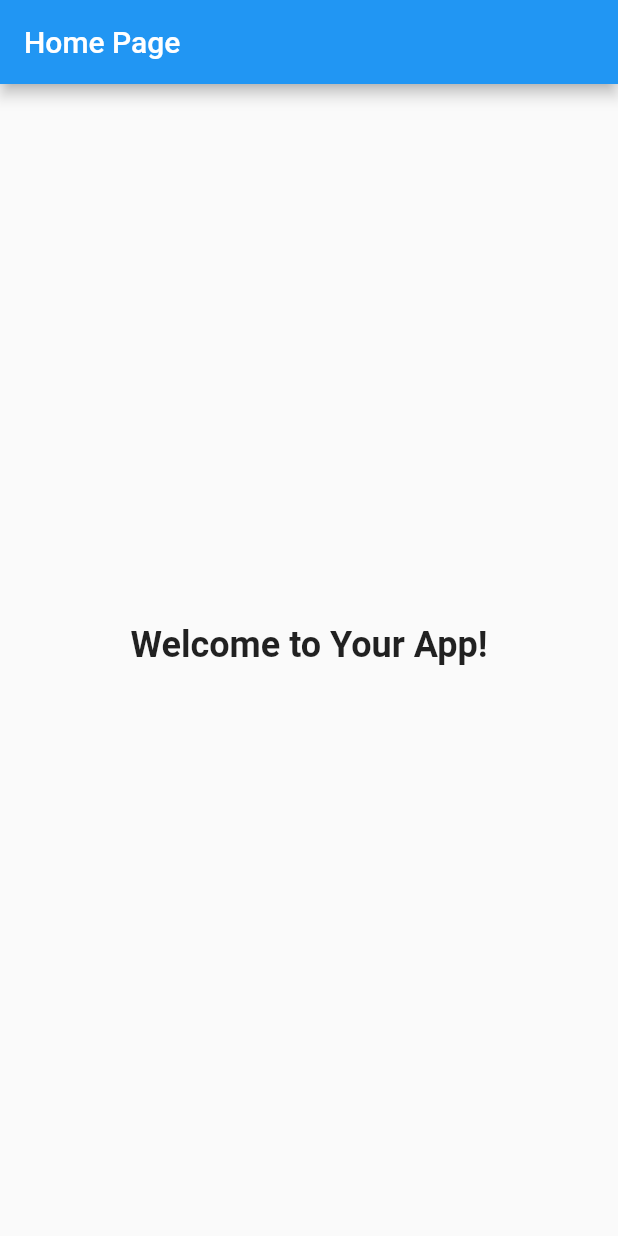
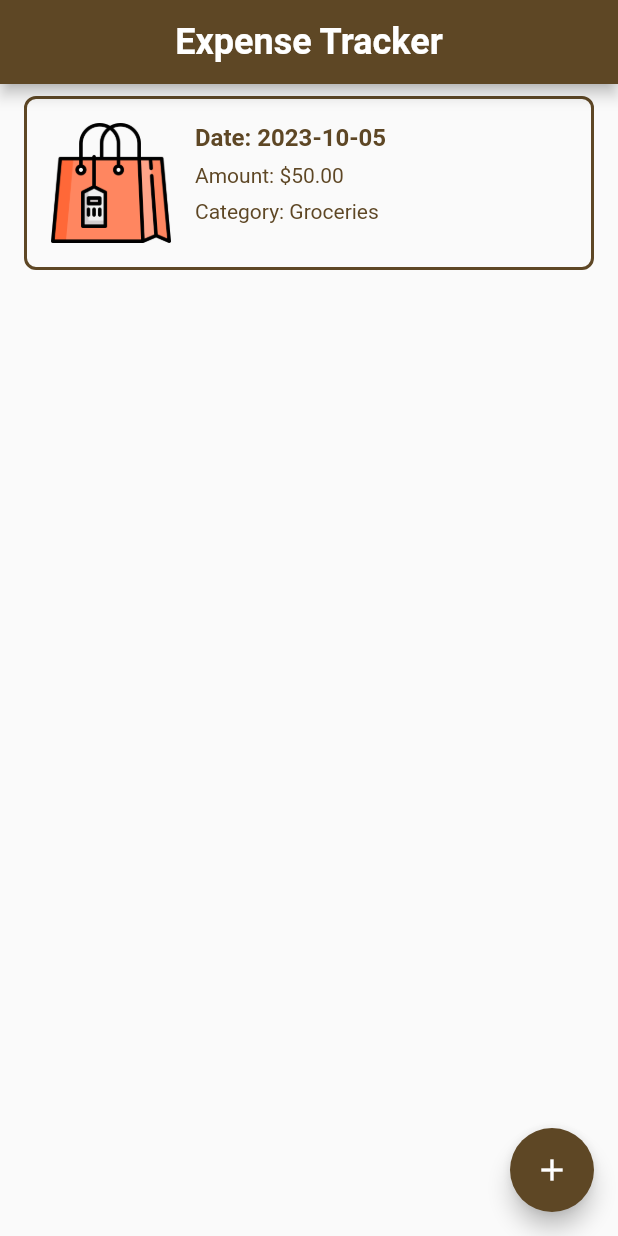
Before and after one commit to Geoffrey-Zulu/Expense-Tracker-App, a Flutter app: the HomePage screen opened directly, on a phone screen of 412 x 824 dp. Run offline on Flutter 3.47's test engine with Material 2 defaults, Android fonts, the phone set to English and light mode, and no system bars; our stand-ins replace firebase_auth, firebase_core; accounts and stored records are empty.

Commit message:
Third Commit
Dummy App with everything statically fine

```diff
--- a/lib/home.dart
+++ b/lib/home.dart
@@ -1,28 +1,114 @@
 import 'package:flutter/material.dart';
+import 'fab.dart';
+import 'components.dart'; // Import your common components
+import 'package:intl/intl.dart';
 
 class HomePage extends StatelessWidget {
   @override
   Widget build(BuildContext context) {
     return Scaffold(
       appBar: AppBar(
-        title: Text('Home Page'),
+        backgroundColor: primaryColor,
+        title: Text(
+          'Expense Tracker',
+          style: headingTextStyle.copyWith(color: Colors.white), // Apply custom text style
         ),
-      body: Center(
+        centerTitle: true, // Center align the title
+      ),
+
+
+      body: ListView.builder(
+        itemCount: expenses.length,
+        itemBuilder: (context, index) {
+          final expense = expenses[index];
+          return Container(
+            margin: EdgeInsets.symmetric(vertical: 8.0, horizontal: 16.0),
+            padding: EdgeInsets.all(16.0),
+            decoration: BoxDecoration(
+              border: Border.all(
+                color: primaryColor,
+                width: 2.0,
+              ),
+              borderRadius: BorderRadius.circular(8.0),
+            ),
+            child: Row( // Use Row to display items side by side
+              crossAxisAlignment: CrossAxisAlignment.start,
+              children: [
+                // Display the thumbnail here with a smaller size
+                Container(
+                  width: 80.0, // Adjust the width as needed
+                  height: 80.0, // Adjust the height as needed
+                  margin: EdgeInsets.only(right: 16.0), // Add spacing between thumbnail and details
+                  child: expense.thumbnail, // Display the thumbnail image
+                ),
+                Expanded( // Use Expanded to allow the details to take available space
                   child: Column(
-          mainAxisAlignment: MainAxisAlignment.center,
-          children: <Widget>[
+                    crossAxisAlignment: CrossAxisAlignment.start,
+                    children: [
                       Text(
-              'Welcome to Your App!',
+                        'Date: ${DateFormat('yyyy-MM-dd').format(expense.date)}',
                         style: TextStyle(
-                fontSize: 24.0,
+                          fontSize: 16.0,
                           fontWeight: FontWeight.bold,
+                          color: primaryColor,
                         ),
                       ),
-            SizedBox(height: 20.0), // Add some spacing
-            // Add more widgets or functionality here as needed
+                      SizedBox(height: 8.0),
+                      Text(
+                        'Amount: \$${expense.amount.toStringAsFixed(2)}',
+                        style: TextStyle(
+                          fontSize: 14.0,
+                          color: primaryColor,
+                        ),
+                      ),
+                      SizedBox(height: 8.0),
+                      Text(
+                        'Category: ${expense.category}',
+                        style: TextStyle(
+                          fontSize: 14.0,
+                          color: primaryColor,
+                        ),
+                      ),
                     ],
                   ),
                 ),
+              ],
+            ),
+          );
+        },
+      ),
+
+
+
+      floatingActionButton: ExpenseFABWithForm(), // Use the ExpenseFABWithForm widget
     );
   }
 }
+
+class Expense {
+  final DateTime date;
+  final double amount;
+  final String category;
+  final Image thumbnail;
+
+  Expense({
+    required this.date,
+    required this.amount,
+    required this.category,
+    required this.thumbnail,
+  });
+}
+
+final List<Expense> expenses = [
+  Expense(
+    date: DateTime.now(),
+    amount: 50.0,
+    category: 'Groceries',
+    thumbnail: Image.asset(
+      'assets/images/thumbnail.png',
+      height: 100, // Adjust the size as needed
+      width: 100, // Adjust the size as needed
+    ),
+  ),
+  // Add more expenses as needed
+];
--- a/lib/main.dart
+++ b/lib/main.dart
@@ -1,4 +1,5 @@
 import 'package:flutter/material.dart';
+import 'home.dart'; // Import the HomePage widget
 import 'package:firebase_core/firebase_core.dart';
 import 'firebase_options.dart';
 import 'login.dart';
@@ -16,9 +17,6 @@ Future<void> initializeFirebase() async {
   );
 }
 
-
-
-
 class MyApp extends StatelessWidget {
   @override
   Widget build(BuildContext context) {
@@ -27,7 +25,7 @@ class MyApp extends StatelessWidget {
       theme: ThemeData(
         primarySwatch: Colors.blue,
       ),
-      home: LoginPage(), // Set the initial route to the LoginPage
+      home: HomePage(), // Set the initial route to the HomePage
     );
   }
 }
--- a/pubspec.yaml
+++ b/pubspec.yaml
@@ -37,6 +37,10 @@ dependencies:
   cupertino_icons: ^1.0.2
   firebase_core: ^2.17.0
   firebase_auth: ^4.10.1
+  image_picker: ^1.0.4
+  cloud_firestore: ^4.9.3
+  intl: ^0.18.1
+
 
 dev_dependencies:
   flutter_test:
```
Also changed, not shown: lib/fab.dart (added, +113 -0 lines), assets/images/thumbnail.png (added), pubspec.lock, 6 other files. Lines whose indentation alone changed are shown as unchanged.
